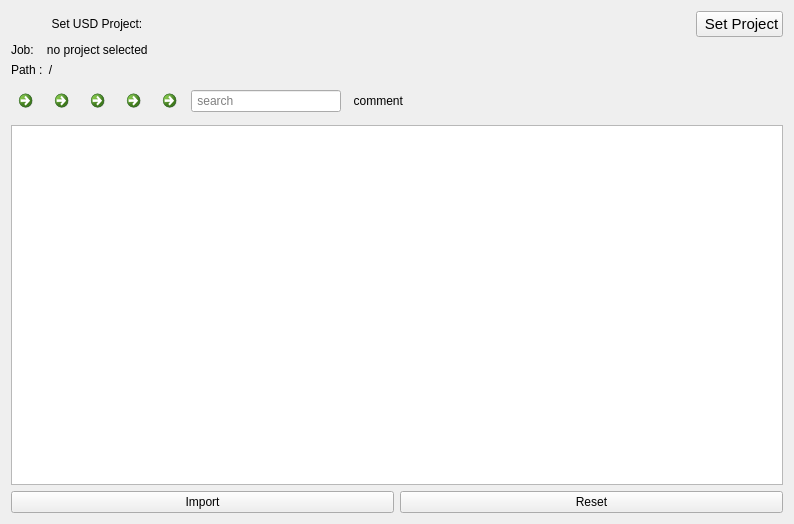
Qt form projectview.ui (scmacoll/USDbrowserdrafts) before a commit.
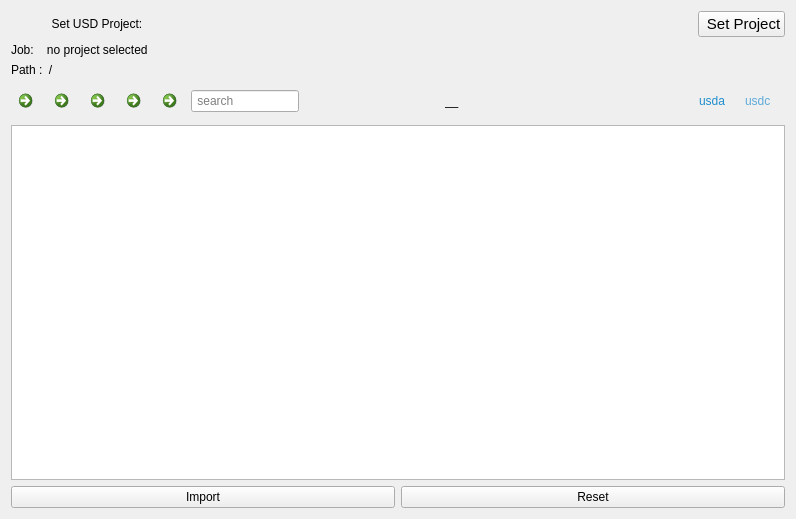
The same form after that commit. Icons and pictures are not drawn.

Commit message: usd headers created, needs fix

```diff
--- a/projectview.ui
+++ b/projectview.ui
@@ -9,8 +9,8 @@
    <rect>
     <x>0</x>
     <y>0</y>
-    <width>794</width>
-    <height>524</height>
+    <width>796</width>
+    <height>519</height>
    </rect>
   </property>
   <property name="sizePolicy">
@@ -229,7 +229,7 @@
          </property>
         </widget>
        </item>
-       <item>
+       <item alignment="Qt::AlignLeft">
         <widget class="QLineEdit" name="searchbar">
          <property name="enabled">
           <bool>true</bool>
@@ -281,7 +281,58 @@
           </size>
          </property>
          <property name="text">
-          <string>  comment</string>
+          <string>__</string>
+         </property>
+        </widget>
+       </item>
+       <item alignment="Qt::AlignVCenter">
+        <widget class="QLabel" name="usdalbl">
+         <property name="enabled">
+          <bool>true</bool>
+         </property>
+         <property name="minimumSize">
+          <size>
+           <width>40</width>
+           <height>30</height>
+          </size>
+         </property>
+         <property name="maximumSize">
+          <size>
+           <width>0</width>
+           <height>0</height>
+          </size>
+         </property>
+         <property name="styleSheet">
+          <string notr="true">QLabel {
+    color: #1F8ECD;
+}</string>
+         </property>
+         <property name="text">
+          <string>usda</string>
+         </property>
+        </widget>
+       </item>
+       <item alignment="Qt::AlignVCenter">
+        <widget class="QLabel" name="usdclbl">
+         <property name="minimumSize">
+          <size>
+           <width>40</width>
+           <height>30</height>
+          </size>
+         </property>
+         <property name="maximumSize">
+          <size>
+           <width>0</width>
+           <height>0</height>
+          </size>
+         </property>
+         <property name="styleSheet">
+          <string notr="true">QLabel{
+    color: #5DAADA;
+}</string>
+         </property>
+         <property name="text">
+          <string>usdc   </string>
          </property>
         </widget>
        </item>
```
Left out of the diff: 2 changed lines with no effect on the pictures. The commit also changes 2 other files.
